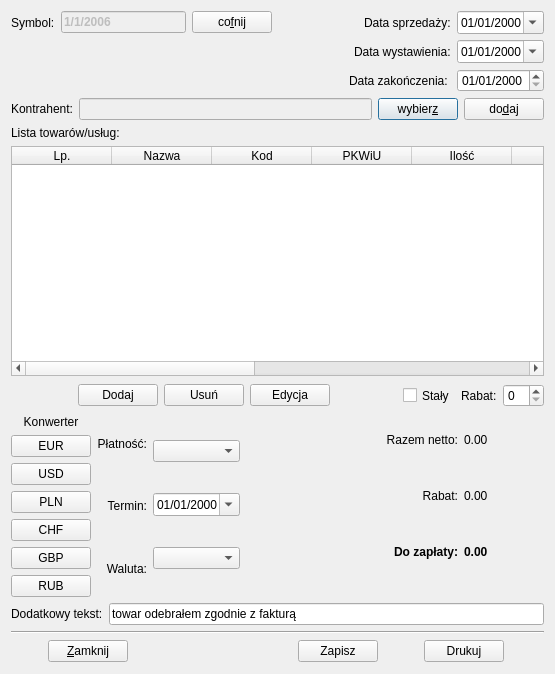
Qt form ui/invoice.ui (juliagoda/qfaktury) before a commit.
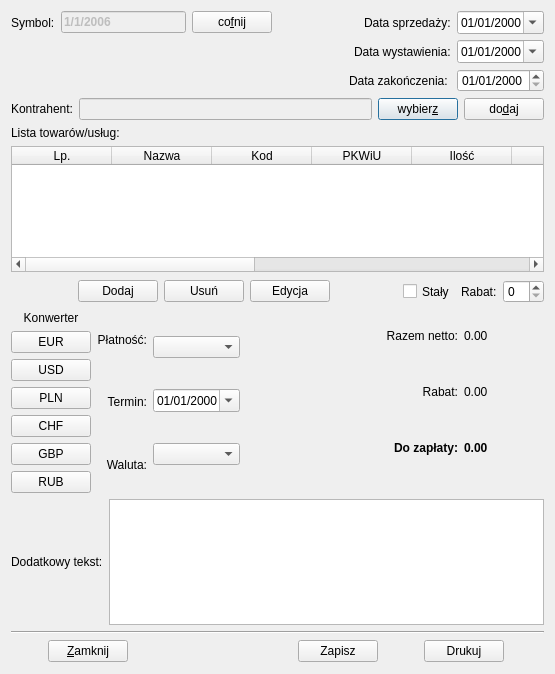
The same form after that commit.

What changed in the file:
```diff
--- a/ui/invoice.ui
+++ b/ui/invoice.ui
@@ -847,9 +847,9 @@
       </widget>
      </item>
      <item>
-      <widget class="QLineEdit" name="additEdit">
-       <property name="text">
-        <string>towar odebrałem zgodnie z fakturą</string>
+      <widget class="QTextEdit" name="additEdit">
+       <property name="autoFormatting">
+        <set>QTextEdit::AutoAll</set>
        </property>
       </widget>
      </item>
```
Left out of the diff: 1 changed line with no effect on the pictures.
